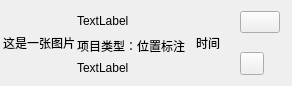
Qt form widgets/projectpreview.ui (chenwuwen/ImageLabelSpirit) before a commit.
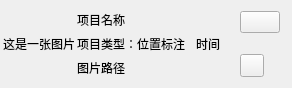
The same form after that commit. Icons and pictures are not drawn.

Diff of the .ui file:
```diff
--- a/widgets/projectpreview.ui
+++ b/widgets/projectpreview.ui
@@ -66,7 +66,7 @@
       <item>
        <widget class="QLabel" name="project_name">
         <property name="text">
-         <string>TextLabel</string>
+         <string>项目名称</string>
         </property>
        </widget>
       </item>
@@ -80,7 +80,7 @@
       <item>
        <widget class="QLabel" name="project_img_path">
         <property name="text">
-         <string>TextLabel</string>
+         <string>图片路径</string>
         </property>
        </widget>
       </item>
```
